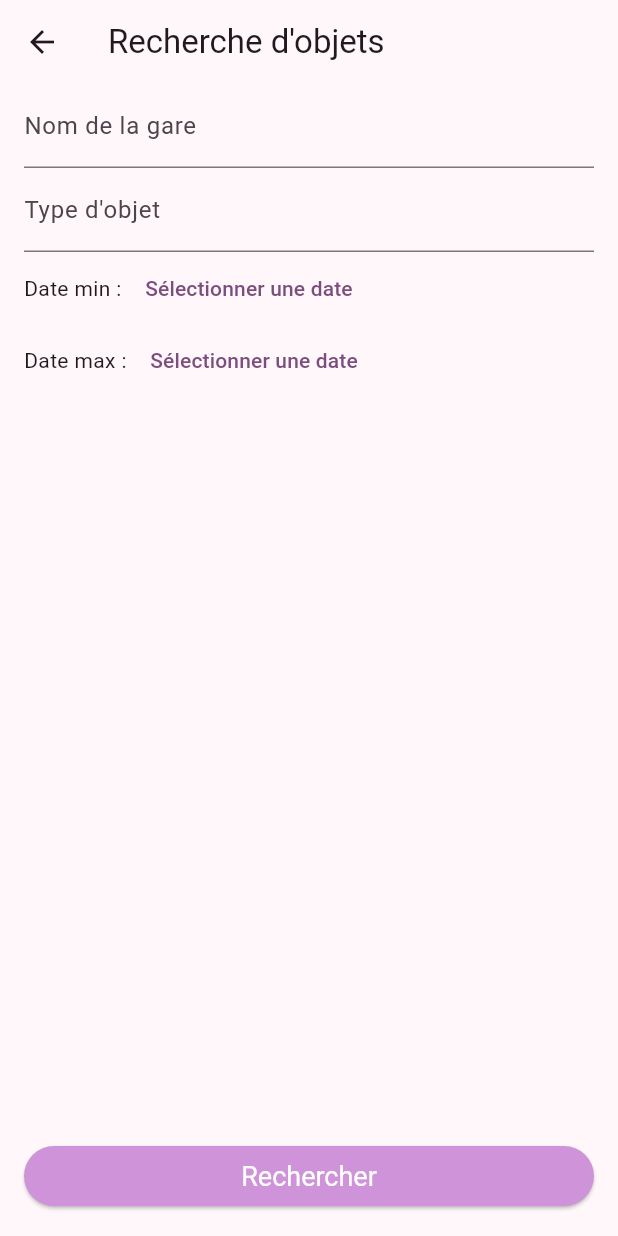
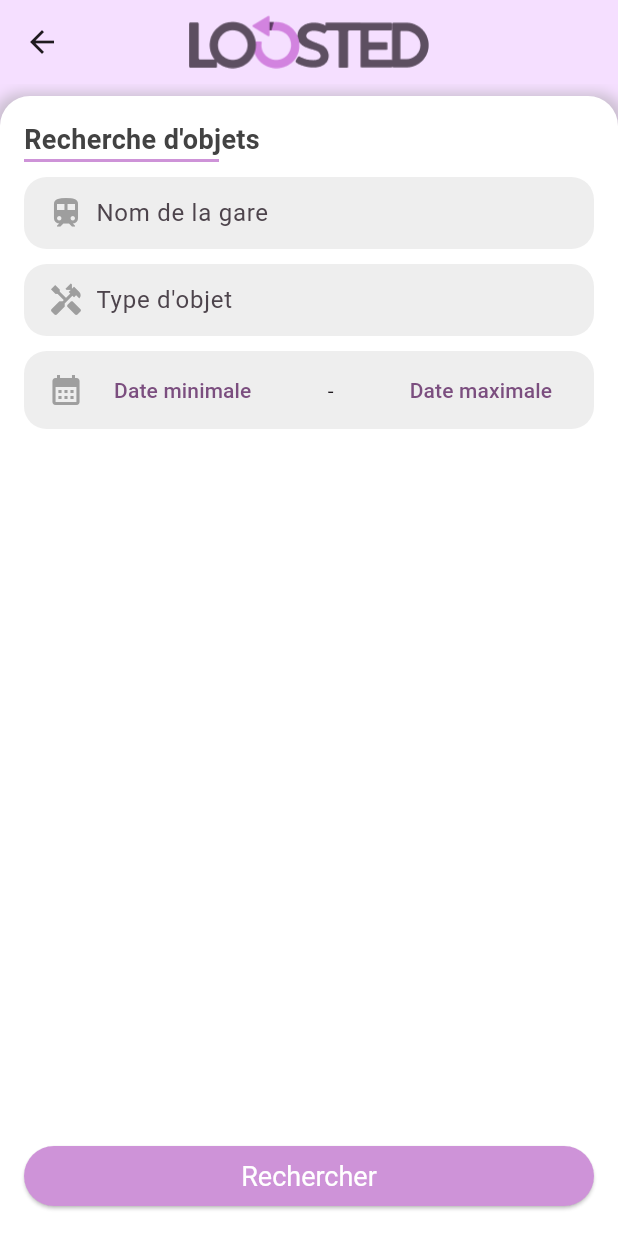
Before and after one commit to robjo82/flutter-api-discovery, a Flutter app: the SearchPage screen opened directly, on a phone screen of 412 x 824 dp. Run offline on Flutter 3.47's test engine with Material 3 defaults, Android fonts, the phone set to English and light mode, and no system bars; network calls fail.

Commit message:
custom input widgets

```diff
--- a/lib/pages/search_page.dart
+++ b/lib/pages/search_page.dart
@@ -1,6 +1,8 @@
 import 'package:flutter/material.dart';
 import 'package:myapp/models/found_object.dart';
 import 'package:myapp/services/sncf_data.dart';
+import 'package:myapp/widgets/custom_text_input.dart';
+import 'package:myapp/widgets/date_picker.dart';
 import 'package:myapp/widgets/found_objects_list.dart';
 
 class SearchPage extends StatefulWidget {
@@ -18,78 +20,71 @@ class _SearchPageState extends State<SearchPage> {
   DateTime? _selectedMinDate;
   DateTime? _selectedMaxDate;
 
-  // Méthode pour choisir une date min
-  Future<void> _selectMinDate(BuildContext context) async {
-    final DateTime? picked = await showDatePicker(
-      context: context,
-      initialDate: DateTime.now(),
-      firstDate: DateTime(2000),
-      lastDate: DateTime.now(),
-    );
-    if (picked != null && picked != _selectedMinDate) {
-      setState(() {
-        _selectedMinDate = picked;
-      });
-    }
-  }
-
-  // Méthode pour choisir une date max
-  Future<void> _selectMaxDate(BuildContext context) async {
-    final DateTime? picked = await showDatePicker(
-      context: context,
-      initialDate: DateTime.now(),
-      firstDate: DateTime(2000),
-      lastDate: DateTime.now(),
-    );
-    if (picked != null && picked != _selectedMaxDate) {
-      setState(() {
-        _selectedMaxDate = picked;
-      });
-    }
-  }
-
   @override
   Widget build(BuildContext context) {
     return Scaffold(
+        backgroundColor: Color.fromRGBO(245, 223, 255, 1),
         appBar: AppBar(
-        title: const Text('Recherche d\'objets'),
+          title: Image.asset("assets/logo-dark.png", width: 160),
+          centerTitle: true,
+          backgroundColor: Color.fromRGBO(245, 223, 255, 1),
         ),
-      body: Padding(
-          padding: const EdgeInsets.fromLTRB(16.0, 0.0, 16.0, 16.0),
+        body: Expanded(
+            child: Container(
+          margin: const EdgeInsets.only(top: 8.0),
+          width: double.infinity,
+          decoration: BoxDecoration(
+            color: Colors.white,
+            borderRadius: const BorderRadius.only(
+                topLeft: Radius.circular(20), topRight: Radius.circular(20)),
+            boxShadow: [
+              BoxShadow(
+                color: Colors.grey.withOpacity(0.5),
+                spreadRadius: 5,
+                blurRadius: 7,
+                offset: const Offset(0, 3), // changes position of shadow
+              ),
+            ],
+          ),
+          child: Padding(
+              padding: const EdgeInsets.fromLTRB(16.0, 16.0, 16.0, 16.0),
               child: Column(
                 mainAxisAlignment: MainAxisAlignment.start,
                 crossAxisAlignment: CrossAxisAlignment.start,
                 children: [
+                  Text(
+                    "Recherche d'objets",
+                    style: TextStyle(
+                        fontWeight: FontWeight.w700,
+                        fontSize: 18,
+                        color: Colors.grey[800]),
+                  ),
+                  Divider(
+                    height: 2,
+                    color: Colors.purple[200],
+                    thickness: 2,
+                    endIndent: 250,
+                  ),
                   if (_futureFoundObjects == null) ...[
-                TextFormField(
+                    CustomTextInput(
                       controller: _stationController,
-                  decoration: InputDecoration(labelText: 'Nom de la gare'),
+                      backgroundColor: Colors.grey[200],
+                      placeholder: 'Nom de la gare',
+                      borderRadius: 15.0,
+                      icon: Icons.train,
                     ),
-                TextFormField(
+                    CustomTextInput(
                       controller: _typeController,
-                  decoration: InputDecoration(labelText: 'Type d\'objet'),
+                      backgroundColor: Colors.grey[200],
+                      placeholder: 'Type d\'objet',
+                      borderRadius: 15.0,
+                      icon: Icons.handyman,
                     ),
-                Row(
-                  children: [
-                    const Text('Date min : '),
-                    TextButton(
-                      onPressed: () => _selectMinDate(context),
-                      child: Text(_selectedMinDate == null
-                          ? 'Sélectionner une date'
-                          : '${_selectedMinDate?.day}/${_selectedMinDate?.month}/${_selectedMinDate?.year}'),
-                    ),
-                  ],
-                ),
-                Row(
-                  children: [
-                    const Text('Date max : '),
-                    TextButton(
-                      onPressed: () => _selectMaxDate(context),
-                      child: Text(_selectedMaxDate == null
-                          ? 'Sélectionner une date'
-                          : '${_selectedMaxDate?.day}/${_selectedMaxDate?.month}/${_selectedMaxDate?.year}'),
-                    ),
-                  ],
+                    DatePicker(
+                      backgroundColor: Colors.grey[200],
+                      borderRadius: 15,
+                      initialMinDate: _selectedMinDate,
+                      initialMaxDate: _selectedMaxDate,
                     ),
                     const Spacer(),
                     Row(
@@ -124,7 +119,8 @@ class _SearchPageState extends State<SearchPage> {
                     )
                   ] else ...[
                     Expanded(
-                  child: FoundObjectsList(foundObjects: _futureFoundObjects!),
+                      child:
+                          FoundObjectsList(foundObjects: _futureFoundObjects!),
                     ),
                     Row(
                       children: [
@@ -151,6 +147,6 @@ class _SearchPageState extends State<SearchPage> {
                   ]
                 ],
               )),
-    );
+        )));
   }
 }
--- /dev/null
+++ b/lib/widgets/custom_text_input.dart
@@ -0,0 +1,48 @@
+import 'package:flutter/material.dart';
+
+class CustomTextInput extends StatelessWidget {
+  final Color? backgroundColor;
+  final IconData? icon;
+  final String placeholder;
+  final double borderRadius;
+  final TextEditingController controller;
+
+  const CustomTextInput({
+    super.key,
+    required this.backgroundColor,
+    this.icon,
+    required this.placeholder,
+    required this.borderRadius,
+    required this.controller,
+  });
+
+  @override
+  Widget build(BuildContext context) {
+    return Container(
+      margin: const EdgeInsets.only(top: 10.0),
+      decoration: BoxDecoration(
+        color: backgroundColor,
+        borderRadius: BorderRadius.circular(borderRadius),
+      ),
+      padding: const EdgeInsets.symmetric(horizontal: 16.0, vertical: 0.0),
+      child: Row(
+        children: [
+          if (icon != null) ...[
+            Icon(icon, color: Colors.grey), // Icône à gauche
+            const SizedBox(width: 8.0), // Espacement entre l'icône et l'input
+          ],
+          Expanded(
+            child: TextField(
+              controller: controller,
+              decoration: InputDecoration(
+                hintText: placeholder, // Placeholder text
+                border: InputBorder.none, // Pas de bordure visible
+              ),
+              style: const TextStyle(color: Colors.black), // Couleur du texte
+            ),
+          ),
+        ],
+      ),
+    );
+  }
+}
--- /dev/null
+++ b/lib/widgets/date_picker.dart
@@ -0,0 +1,96 @@
+import 'package:flutter/material.dart';
+
+class DatePicker extends StatefulWidget {
+  final Color? backgroundColor;
+  final double borderRadius;
+  final DateTime? initialMinDate;
+  final DateTime? initialMaxDate;
+
+  const DatePicker(
+      {super.key,
+      required this.backgroundColor,
+      required this.borderRadius,
+      this.initialMinDate,
+      this.initialMaxDate});
+
+  @override
+  State<DatePicker> createState() => _DatePickerState();
+}
+
+class _DatePickerState extends State<DatePicker> {
+  DateTime? _selectedMinDate;
+  DateTime? _selectedMaxDate;
+
+  @override
+  void initState() {
+    super.initState();
+    _selectedMinDate = widget.initialMinDate;
+    _selectedMaxDate = widget.initialMaxDate;
+  }
+
+  Future<void> _selectMinDate(BuildContext context) async {
+    final DateTime? picked = await showDatePicker(
+      context: context,
+      initialDate: DateTime.now(),
+      firstDate: DateTime(2000),
+      lastDate: DateTime.now(),
+    );
+    if (picked != null && picked != _selectedMinDate) {
+      setState(() {
+        _selectedMinDate = picked;
+      });
+    }
+  }
+
+  Future<void> _selectMaxDate(BuildContext context) async {
+    final DateTime? picked = await showDatePicker(
+      context: context,
+      initialDate: DateTime.now(),
+      firstDate: DateTime(2000),
+      lastDate: DateTime.now(),
+    );
+    if (picked != null && picked != _selectedMaxDate) {
+      setState(() {
+        _selectedMaxDate = picked;
+      });
+    }
+  }
+
+  @override
+  Widget build(BuildContext context) {
+    return Container(
+      margin: const EdgeInsets.only(top: 10.0),
+      decoration: BoxDecoration(
+        color: widget.backgroundColor,
+        borderRadius: BorderRadius.circular(widget.borderRadius),
+      ),
+      padding: const EdgeInsets.symmetric(horizontal: 16.0, vertical: 2.0),
+      child: Row(
+        children: [
+          const Icon(Icons.calendar_month,
+              color: Colors.grey), // Icône à gauche
+          const SizedBox(width: 8.0),
+          Expanded(
+              child: Row(
+            mainAxisAlignment: MainAxisAlignment.spaceBetween,
+            children: [
+              TextButton(
+                onPressed: () => _selectMinDate(context),
+                child: Text(_selectedMinDate == null
+                    ? 'Date minimale'
+                    : '${_selectedMinDate?.day}/${_selectedMinDate?.month}/${_selectedMinDate?.year}'),
+              ),
+              const Text("-"),
+              TextButton(
+                onPressed: () => _selectMaxDate(context),
+                child: Text(_selectedMaxDate == null
+                    ? 'Date maximale'
+                    : '${_selectedMaxDate?.day}/${_selectedMaxDate?.month}/${_selectedMaxDate?.year}'),
+              ),
+            ],
+          ))
+        ],
+      ),
+    );
+  }
+}
```
Lines whose indentation alone changed are shown as unchanged.
